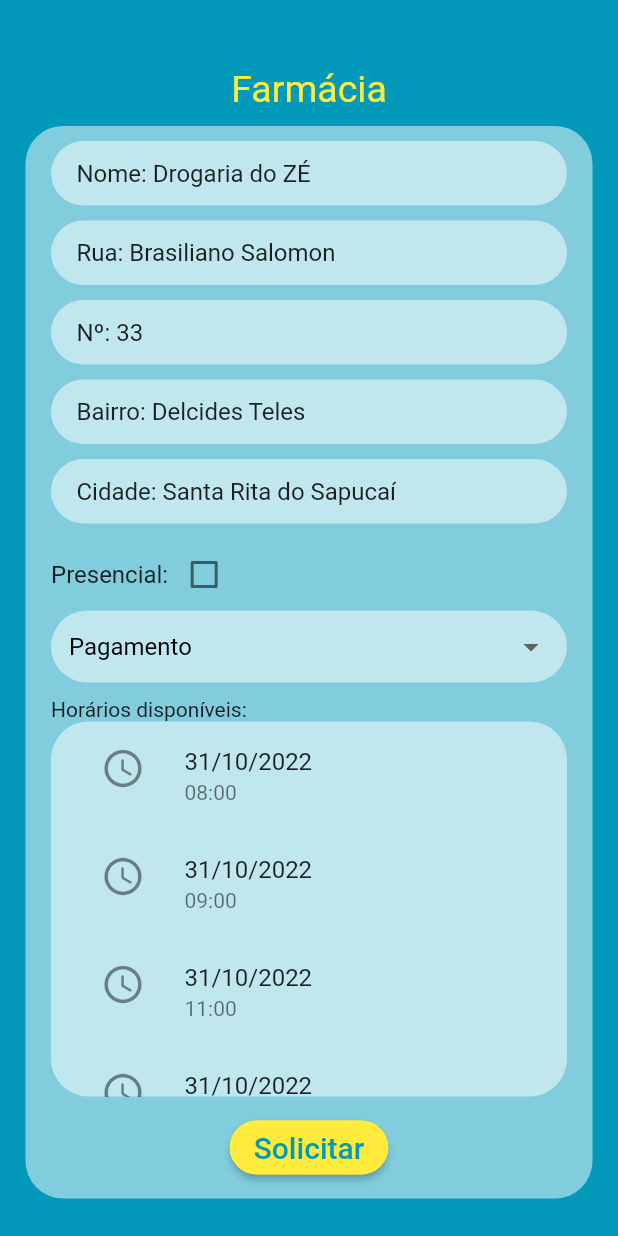
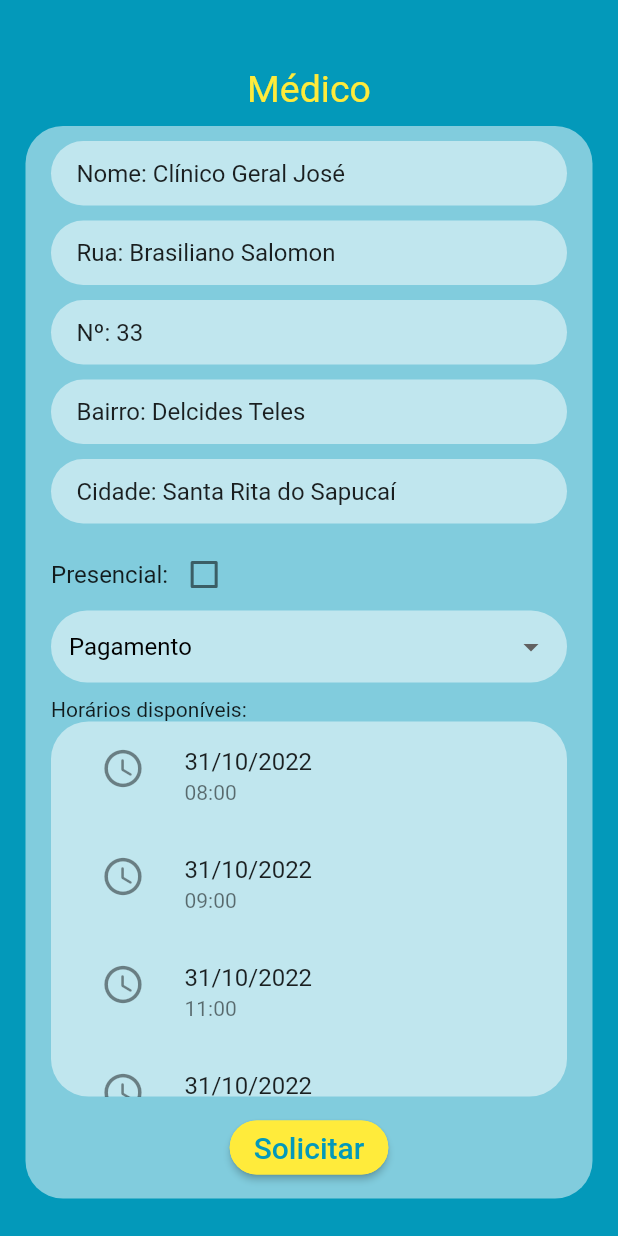
Before and after one commit to flaviobergamini/MedFarmApp, a Flutter app: the DoctorConsultation screen opened directly, on a phone screen of 412 x 824 dp. Run offline on Flutter 3.47's test engine with Material 2 defaults, Android fonts, the phone set to English and light mode, and no system bars; our stand-ins replace dio, flutter_svg, photo_view; missing offline and left inert: cpf_cnpj_validator; network calls fail.

```diff
--- a/lib/View/DoctorConsultation.dart
+++ b/lib/View/DoctorConsultation.dart
@@ -67,7 +67,7 @@ class _DoctorConsultationState extends State<DoctorConsultation> {
         child: Column(
           children: [
             const Text(
-              'Farmácia',
+              'Médico',
               textAlign: TextAlign.start,
               style: TextStyle(
                 color: Colors.yellow,
@@ -95,7 +95,7 @@ class _DoctorConsultationState extends State<DoctorConsultation> {
                         children: <Widget>[
                           const Padding(padding: EdgeInsets.all(5)),
                           medFarmWidgetsForm.TextFieldOutput(
-                              "Nome", "Drogaria do ZÉ"),
+                              "Nome", "Clínico Geral José"),
                           const Padding(padding: EdgeInsets.all(5)),
                           medFarmWidgetsForm.TextFieldOutput(
                               "Rua", "Brasiliano Salomon"),
```
Also changed, not shown: lib/View/SignUp.dart (+7 -1 lines), lib/main.dart (+7 -0 lines), assets/Doctor.png (added), assets/Doctor1.svg (added), assets/Medical Doctor.png (added), assets/Medical Doctor.svg (added).
